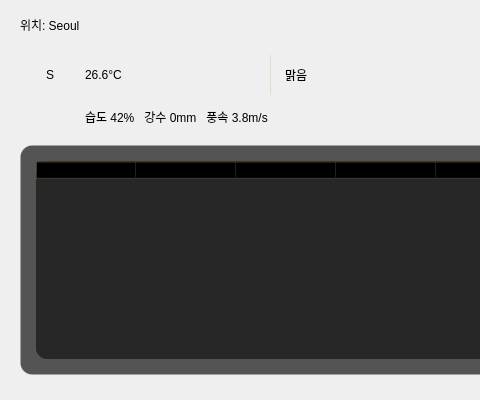
Qt form QT/new_ui/weatherpanel.ui (songyc04/SmartMirror) before a commit; both pictures show x 0 to 480 and y 0 to 400 of the 900 by 400 pixel window.
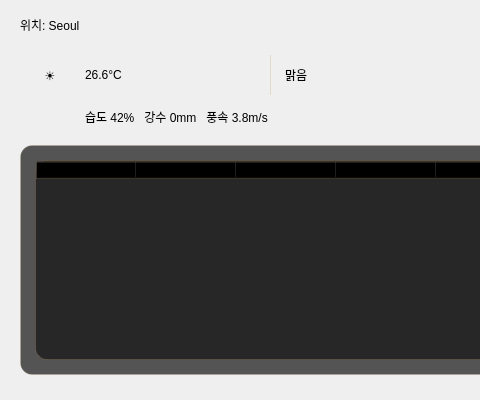
The same form after that commit.

What changed in the file:
```diff
--- a/QT/new_ui/weatherpanel.ui
+++ b/QT/new_ui/weatherpanel.ui
@@ -36,7 +36,7 @@
     </rect>
    </property>
    <property name="text">
-    <string>S</string>
+    <string>☀️</string>
    </property>
    <property name="alignment">
     <set>Qt::AlignCenter</set>
```
